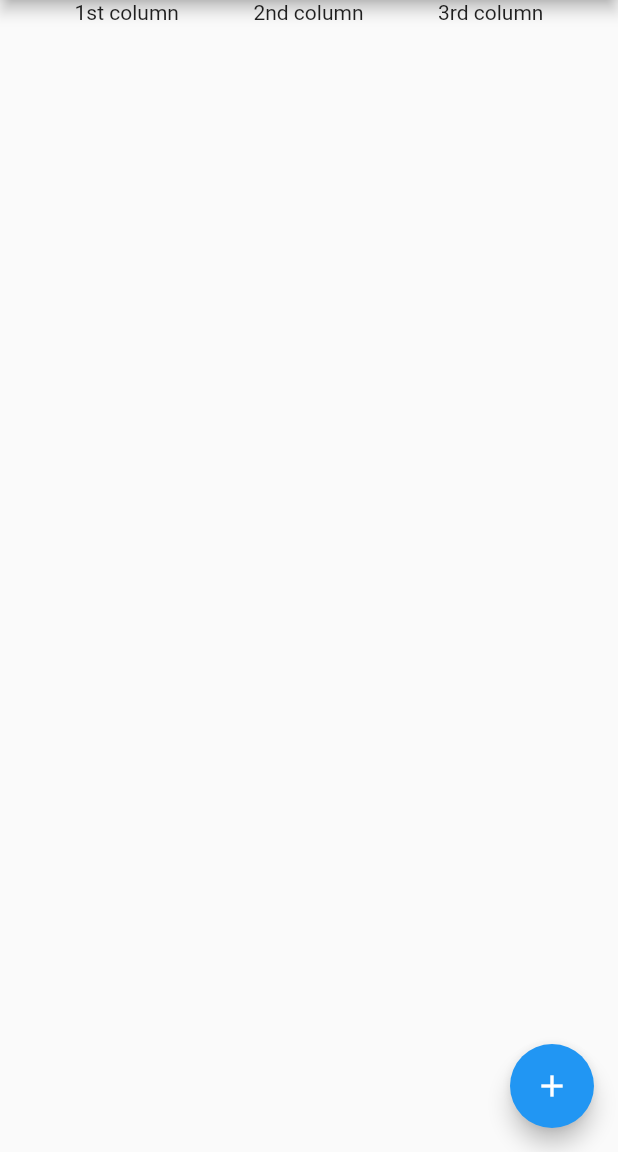
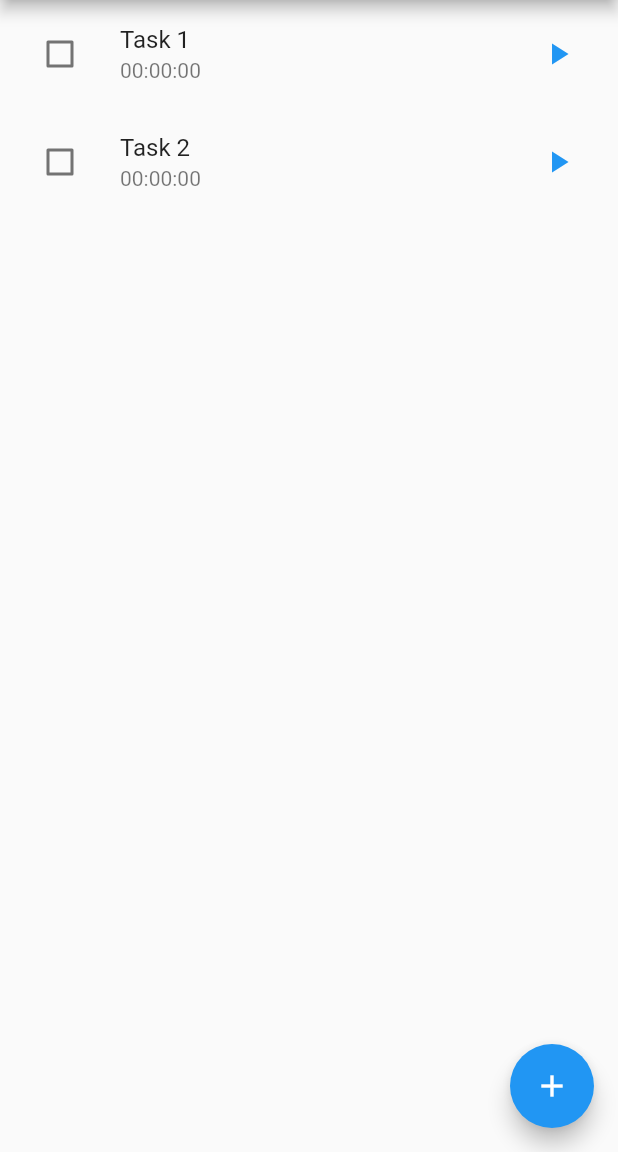
Before and after one commit to Masfik/tempo, a Flutter app: the screen it shows after launch, on a phone screen of 412 x 824 dp, the part 84-1236 px from its top. Run offline on Flutter 3.47's test engine with Material 2 defaults, Android fonts, the phone set to English and light mode, and no system bars.

Commit message:
Initialised Task functionality + Created TaskTile widget with encapsulated functionality + Added more methods to Task class and "done" attribute + Replaced MainContentScreen body with a ListView of TaskTiles

```diff
--- a/client/lib/pages/main_content.dart
+++ b/client/lib/pages/main_content.dart
@@ -1,6 +1,7 @@
 import 'package:Tempo/utils/style.dart';
 import 'package:Tempo/widgets/navigation_drawer.dart';
 import 'package:Tempo/widgets/task/add_task.dart';
+import 'package:Tempo/widgets/task/task_tile.dart';
 import 'package:flutter/material.dart';
 
 class MainContentScreen extends StatefulWidget {
@@ -12,23 +13,17 @@ class _MainContentScreenState extends State<MainContentScreen> {
   @override
   Widget build(BuildContext context) {
     return Scaffold(
-      appBar: AppBar(
-          title: Text('Tempo')
-      ),
+      appBar: AppBar(title: Text('Tempo')),
       drawer: NavigationDrawer(),
-      body: Container(
-        child: Column(
-          children: <Widget>[
-            Row(
-              mainAxisAlignment: MainAxisAlignment.spaceEvenly,
-              children: <Widget>[
-                Text('1st column'),
-                Text('2nd column'),
-                Text('3rd column'),
-              ],
-            )
-          ],
-        ),
+      body: ListView(
+        children: <Widget>[
+          TaskTile(
+            title: 'Task 1',
+          ),
+          TaskTile(
+            title: 'Task 2',
+          )
+        ],
       ),
       floatingActionButton: FloatingActionButton(
         tooltip: 'Add Task',
--- /dev/null
+++ b/client/lib/widgets/task/task_tile.dart
@@ -0,0 +1,98 @@
+import 'package:Tempo/models/task.dart';
+import 'package:flutter/material.dart';
+
+class TaskTile extends StatefulWidget {
+  final String title;
+
+  TaskTile({@required this.title});
+
+  @override
+  _TaskTileState createState() => _TaskTileState();
+}
+
+class _TaskTileState extends State<TaskTile> {
+  Task task = Task();
+  // Stopwatch status (running or stopped/paused)
+  bool started = false;
+  // Initial starting time
+  String subtitle = '00:00:00';
+  // Required to disable the START button when the task is marked as completed
+  bool canBeStarted = true;
+
+  // Method triggered when the START button has been tapped
+  void start() {
+    setState(() {
+      task.stopwatch.start();
+      subtitle = '🚀 Started counting...';
+    });
+  }
+
+  // Method triggered when the STOP/PAUSE button has been tapped
+  void stop() {
+    setState(() {
+      task.stopwatch.stop();
+      subtitle = task.formattedDuration;
+    });
+  }
+
+  @override
+  Widget build(BuildContext context) {
+    task.name = widget.title;
+    // Obtains the start status directly from the stopwatch
+    started = task.stopwatch.isRunning;
+
+    return ListTile(
+      title: Text(task.name),
+      subtitle: Text(subtitle),
+      trailing: StartButton(
+        started: started,
+        onStart: () => start(),
+        onStop: () => stop(),
+        enabled: canBeStarted,
+      ),
+      leading: Checkbox(
+        value: task.done,
+        onChanged: (bool value) {
+          // Stops the Stopwatch when the box gets checked
+          if (started) stop();
+
+          setState(() {
+            if (value) canBeStarted = false; // When the checkbox is ticked off, mark the START button as disabled
+            else canBeStarted = true;
+
+            task.done = value ? true : false;
+          });
+        },
+      ),
+      onTap: () {
+        print('Tile tapped');
+        // TODO
+      },
+    );
+  }
+}
+
+class StartButton extends StatelessWidget {
+  final bool started;
+  final Function onStart;
+  final Function onStop;
+  final enabled;
+
+  StartButton({@required this.started, @required this.onStart, @required this.onStop, @required this.enabled});
+
+  @override
+  Widget build(BuildContext context) {
+    return IconButton(
+      icon: Icon(
+        started ? Icons.pause : Icons.play_arrow,
+        color: enabled ? Colors.blue : Colors.grey,
+      ),
+      onPressed: enabled
+          ? () {
+              if (!started) onStart();
+              else onStop();
+            }
+          : null
+    );
+  }
+}
```
Also changed, not shown: client/lib/models/task.dart (+22 -2 lines), client/lib/widgets/task/task.dart (deleted).
